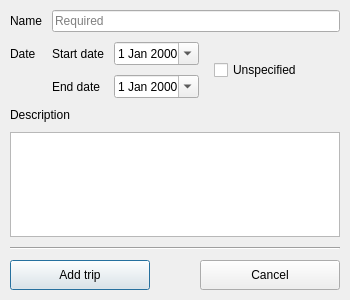
Qt form src/ui/trip_dialog.ui (svetter/pal) before a commit.
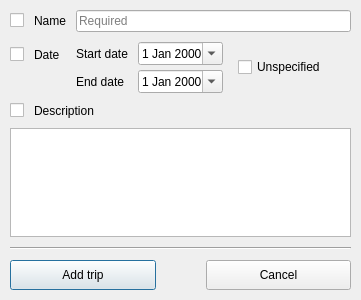
The same form after that commit.

Diff of the .ui file:
```diff
--- a/src/ui/trip_dialog.ui
+++ b/src/ui/trip_dialog.ui
@@ -6,7 +6,7 @@
    <rect>
     <x>0</x>
     <y>0</y>
-    <width>350</width>
+    <width>361</width>
     <height>300</height>
    </rect>
   </property>
@@ -38,12 +38,22 @@
       <number>10</number>
      </property>
      <item row="0" column="0">
+      <layout class="QHBoxLayout" name="nameLabelLayout">
+       <property name="spacing">
+        <number>10</number>
+       </property>
+       <item>
+        <widget class="QCheckBox" name="nameCheckbox"/>
+       </item>
+       <item>
       <widget class="QLabel" name="nameLabel">
        <property name="text">
         <string>Name</string>
        </property>
       </widget>
      </item>
+      </layout>
+     </item>
      <item row="0" column="1">
       <widget class="QLineEdit" name="nameLineEdit">
        <property name="sizePolicy">
@@ -64,12 +74,22 @@
       </widget>
      </item>
      <item row="1" column="0">
+      <layout class="QHBoxLayout" name="datesLabelLayout">
+       <property name="spacing">
+        <number>10</number>
+       </property>
+       <item>
+        <widget class="QCheckBox" name="datesCheckbox"/>
+       </item>
+       <item>
       <widget class="QLabel" name="datesLabel">
        <property name="text">
         <string>Date</string>
        </property>
       </widget>
      </item>
+      </layout>
+     </item>
      <item row="1" column="1">
       <layout class="QHBoxLayout" name="datesLayout">
        <property name="spacing">
@@ -77,6 +97,12 @@
        </property>
        <item>
         <layout class="QFormLayout" name="datesForm">
+         <property name="horizontalSpacing">
+          <number>10</number>
+         </property>
+         <property name="verticalSpacing">
+          <number>5</number>
+         </property>
          <item row="0" column="0">
           <widget class="QLabel" name="startDateLabel">
            <property name="text">
@@ -200,11 +226,28 @@
     </layout>
    </item>
    <item>
+    <layout class="QHBoxLayout" name="descriptionLabelLayout">
+     <property name="spacing">
+      <number>10</number>
+     </property>
+     <item>
+      <widget class="QCheckBox" name="descriptionCheckbox">
+       <property name="sizePolicy">
+        <sizepolicy hsizetype="Fixed" vsizetype="Fixed">
+         <horstretch>0</horstretch>
+         <verstretch>0</verstretch>
+        </sizepolicy>
+       </property>
+      </widget>
+     </item>
+     <item>
     <widget class="QLabel" name="descriptionLabel">
      <property name="text">
       <string>Description</string>
      </property>
     </widget>
+     </item>
+    </layout>
    </item>
    <item>
     <widget class="QPlainTextEdit" name="descriptionEditor">
```
Left out of the diff: 2 changed lines with no effect on the pictures. Lines whose indentation alone changed are shown as unchanged.
